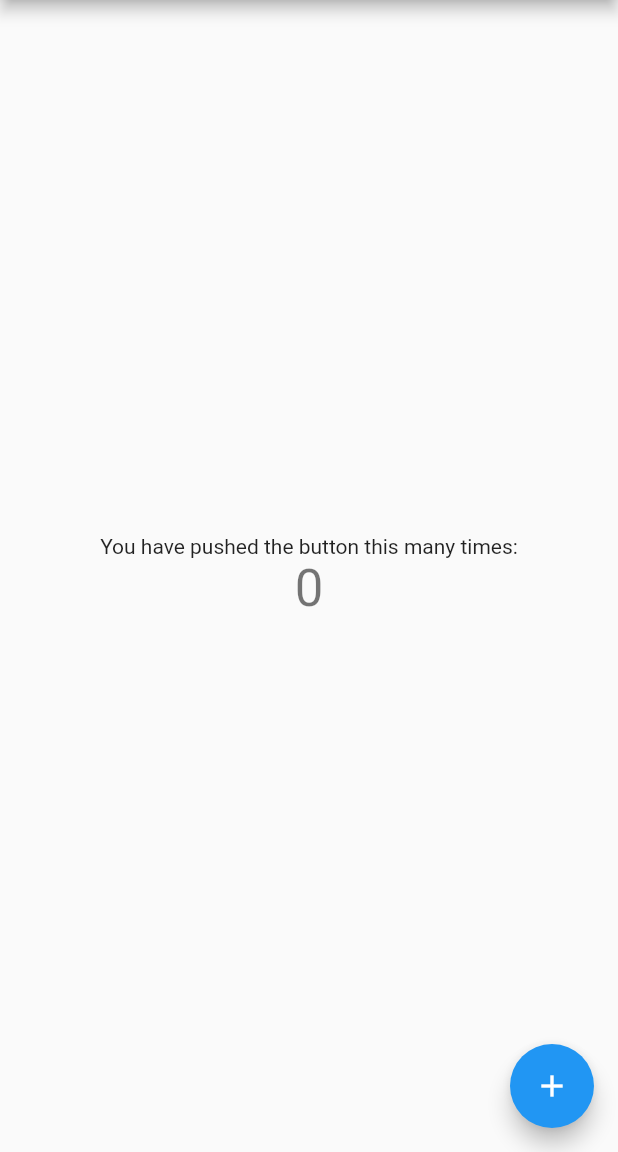
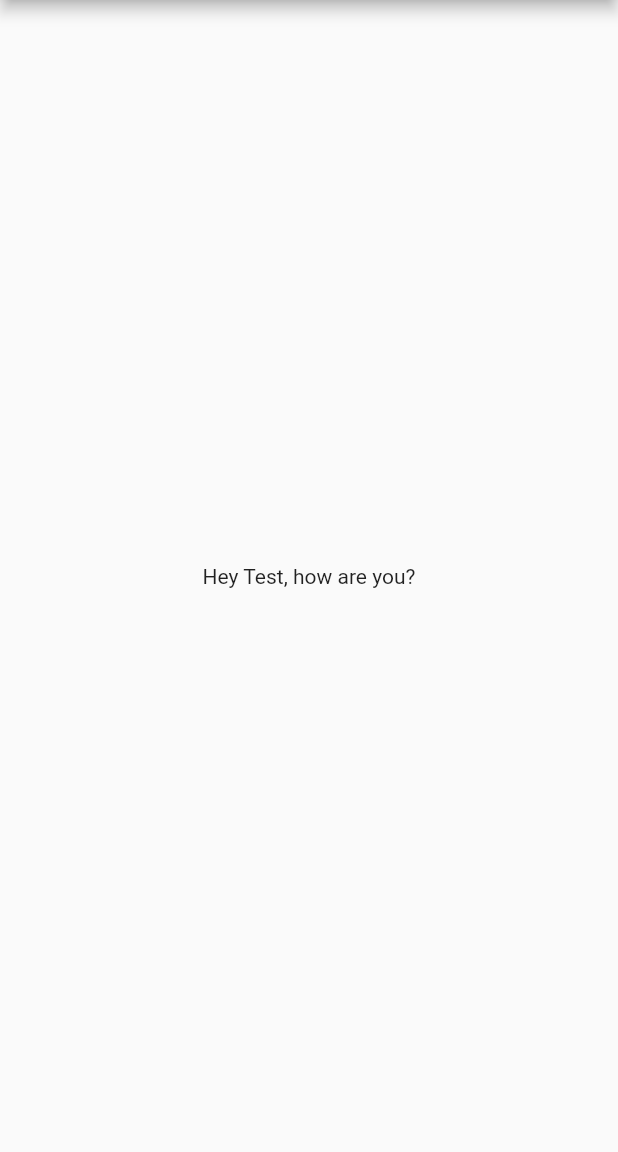
Before and after one commit to LeonardoDeFaveri/ContactsApp, a Flutter app: the screen it shows after launch, on a phone screen of 412 x 824 dp, the part 84-1236 px from its top. Run offline on Flutter 3.47's test engine with Material 2 defaults, Android fonts, the phone set to English and light mode, and no system bars.

Commit message:
Aggiunto il supporto al multilinguismo

```diff
--- /dev/null
+++ b/assets/translations/en.json
@@ -0,0 +1,4 @@
+{
+    "string": "impressive",
+    "string_with_interpolation": "Hey $name, how are you?"
+}
--- /dev/null
+++ b/assets/translations/it.json
@@ -0,0 +1,4 @@
+{
+    "string": "impressionante",
+    "string_with_interpolation": "Ciao $name, come stai?"
+}
--- a/lib/main.dart
+++ b/lib/main.dart
@@ -1,117 +1,56 @@
+import 'dart:ui';
 import 'package:flutter/material.dart';
+import 'package:flutter_localizations/flutter_localizations.dart';
+
+import 'translations_managament/app_localizations.dart';
 
 void main() {
   runApp(MyApp());
 }
 
 class MyApp extends StatelessWidget {
-  // This widget is the root of your application.
   @override
   Widget build(BuildContext context) {
     return MaterialApp(
       title: 'Flutter Demo',
       theme: ThemeData(
-        // This is the theme of your application.
-        //
-        // Try running your application with "flutter run". You'll see the
-        // application has a blue toolbar. Then, without quitting the app, try
-        // changing the primarySwatch below to Colors.green and then invoke
-        // "hot reload" (press "r" in the console where you ran "flutter run",
-        // or simply save your changes to "hot reload" in a Flutter IDE).
-        // Notice that the counter didn't reset back to zero; the application
-        // is not restarted.
         primarySwatch: Colors.blue,
-        // This makes the visual density adapt to the platform that you run
-        // the app on. For desktop platforms, the controls will be smaller and
-        // closer together (more dense) than on mobile platforms.
         visualDensity: VisualDensity.adaptivePlatformDensity,
       ),
+      supportedLocales: [
+        const Locale('en', 'US'),
+        const Locale('it', 'IT'),
+      ],
+      localizationsDelegates: [
+        AppLocalizations.delegate,
+        GlobalMaterialLocalizations.delegate,
+        GlobalWidgetsLocalizations.delegate,
+      ],
       home: MyHomePage(title: 'Flutter Demo Home Page'),
     );
   }
 }
 
 class MyHomePage extends StatefulWidget {
+  final String title;
+
   MyHomePage({Key key, this.title}) : super(key: key);
-
-  // This widget is the home page of your application. It is stateful, meaning
-  // that it has a State object (defined below) that contains fields that affect
-  // how it looks.
-
-  // This class is the configuration for the state. It holds the values (in this
-  // case the title) provided by the parent (in this case the App widget) and
-  // used by the build method of the State. Fields in a Widget subclass are
-  // always marked "final".
-
-  final String title;
 
   @override
   _MyHomePageState createState() => _MyHomePageState();
 }
 
 class _MyHomePageState extends State<MyHomePage> {
-  int _counter = 0;
-
-  void _incrementCounter() {
-    setState(() {
-      // This call to setState tells the Flutter framework that something has
-      // changed in this State, which causes it to rerun the build method below
-      // so that the display can reflect the updated values. If we changed
-      // _counter without calling setState(), then the build method would not be
-      // called again, and so nothing would appear to happen.
-      _counter++;
-    });
-  }
-
   @override
   Widget build(BuildContext context) {
-    // This method is rerun every time setState is called, for instance as done
-    // by the _incrementCounter method above.
-    //
-    // The Flutter framework has been optimized to make rerunning build methods
-    // fast, so that you can just rebuild anything that needs updating rather
-    // than having to individually change instances of widgets.
     return Scaffold(
       appBar: AppBar(
-        // Here we take the value from the MyHomePage object that was created by
-        // the App.build method, and use it to set our appbar title.
         title: Text(widget.title),
       ),
       body: Center(
-        // Center is a layout widget. It takes a single child and positions it
-        // in the middle of the parent.
-        child: Column(
-          // Column is also a layout widget. It takes a list of children and
-          // arranges them vertically. By default, it sizes itself to fit its
-          // children horizontally, and tries to be as tall as its parent.
-          //
-          // Invoke "debug painting" (press "p" in the console, choose the
-          // "Toggle Debug Paint" action from the Flutter Inspector in Android
-          // Studio, or the "Toggle Debug Paint" command in Visual Studio Code)
-          // to see the wireframe for each widget.
-          //
-          // Column has various properties to control how it sizes itself and
-          // how it positions its children. Here we use mainAxisAlignment to
-          // center the children vertically; the main axis here is the vertical
-          // axis because Columns are vertical (the cross axis would be
-          // horizontal).
-          mainAxisAlignment: MainAxisAlignment.center,
-          children: <Widget>[
-            Text(
-              'You have pushed the button this many times:',
-            ),
-            Text(
-              '$_counter',
-              style: Theme.of(context).textTheme.headline4,
-            ),
-          ],
-        ),
+        child: Text(AppLocalizations.instance
+            .translate('string_with_interpolation', {'name': 'Test'})),
       ),
-      floatingActionButton: FloatingActionButton(
-        onPressed: _incrementCounter,
-        tooltip: 'Increment',
-        child: Icon(Icons.add),
-      ), // This trailing comma makes auto-formatting nicer for build methods.
     );
   }
 }
--- /dev/null
+++ b/lib/translations_managament/app_localizations.dart
@@ -0,0 +1,113 @@
+import 'dart:convert';
+import 'dart:ui';
+
+import 'package:flutter/material.dart';
+import 'package:flutter/services.dart';
+
+class AppLocalizations {
+  Locale locale;
+  // Utilizza questa lingua se per quella selezionata non ci sono traduzioni
+  final Locale fallbackLocale = Locale('en');
+  static AppLocalizations instance;
+
+  AppLocalizations._init(Locale locale) {
+    instance = this;
+    this.locale = locale;
+  }
+  AppLocalizations(this.locale);
+
+  static AppLocalizations of(BuildContext context) {
+    return Localizations.of<AppLocalizations>(context, AppLocalizations);
+  }
+
+  static const LocalizationsDelegate<AppLocalizations> delegate =
+      _AppLocalizationsDelegate();
+
+  // Stringhe nella lingua scelta
+  Map<String, String> _localizedStrings;
+  // Stringhe nella lingua di riserva
+  Map<String, String> _fallbackLocalizedStrings;
+
+  /// Carica le traduzioni.
+  Future<void> load() async {
+    _localizedStrings = await _loadLocalizedStrings(locale);
+    _fallbackLocalizedStrings = {};
+
+    // Se la lingua scelta è diversa da quella di riserva, carica le stringhe
+    // di riserva
+    if (locale != fallbackLocale) {
+      _fallbackLocalizedStrings = await _loadLocalizedStrings(fallbackLocale);
+    }
+  }
+
+  /// Carica le stringhe della traduzione in una determinata lingua [localeToBeLoaded].
+  ///
+  /// Restitusce una collezione contente tutte le stringhe tradotte. Le traduzioni
+  /// sono accessibili tramite la loro chiave.
+  Future<Map<String, String>> _loadLocalizedStrings(
+      Locale localeToBeLoaded) async {
+    String jsonString;
+    Map<String, String> localizedStrings = {};
+
+    try {
+      jsonString = await rootBundle.loadString(
+          'assets/translations/${localeToBeLoaded.languageCode}.json');
+    } catch (exception) {
+      print(exception);
+      return localizedStrings;
+    }
+
+    Map<String, dynamic> jsonMap = json.decode(jsonString);
+
+    localizedStrings = jsonMap.map((key, value) {
+      return MapEntry(key, value.toString());
+    });
+
+    return localizedStrings;
+  }
+
+  /// Estrae la traduzione per la stringa identificata dalla chiave [key].
+  ///
+  /// Se presenti parametri [arguments] sostituisce per ogni segnaposto il
+  /// valore associato.
+  String translate(String key, [Map<String, String> arguments]) {
+    String translation = _localizedStrings[key];
+    translation = translation ?? _fallbackLocalizedStrings[key];
+    translation = translation ?? "";
+
+    if (arguments == null || arguments.length == 0) {
+      return translation;
+    }
+
+    arguments.forEach((argumentKey, value) {
+      if (value == null) {
+        print(
+            'Value for "$argumentKey" is null in call of translate(\'$key\')');
+        value = '';
+      }
+      translation = translation.replaceAll("\$$argumentKey", value);
+    });
+
+    return translation;
+  }
+}
+
+class _AppLocalizationsDelegate
+    extends LocalizationsDelegate<AppLocalizations> {
+  const _AppLocalizationsDelegate();
+
+  @override
+  bool isSupported(Locale locale) {
+    return true;
+  }
+
+  @override
+  Future<AppLocalizations> load(Locale locale) async {
+    AppLocalizations localizations = AppLocalizations._init(locale);
+    await localizations.load();
+    return localizations;
+  }
+
+  @override
+  bool shouldReload(_AppLocalizationsDelegate old) => false;
+}
--- a/pubspec.yaml
+++ b/pubspec.yaml
@@ -22,6 +22,8 @@ environment:
 
 dependencies:
   flutter:
+    sdk: flutter
+  flutter_localizations:
     sdk: flutter
 
 
@@ -48,6 +50,10 @@ flutter:
   # assets:
   #   - images/a_dot_burr.jpeg
   #   - images/a_dot_ham.jpeg
+  assets:
+    - assets/
+    - assets/translations/en.json
+    - assets/translations/it.json
 
   # An image asset can refer to one or more resolution-specific "variants", see
   # https://flutter.dev/assets-and-images/#resolution-aware.
```
Also changed, not shown: pubspec.lock, 1 other file.
